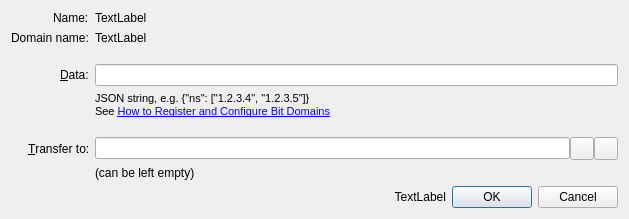
Qt form src/qt/forms/configurenamedialog.ui (gjhiggins/vcoincore) before a commit.
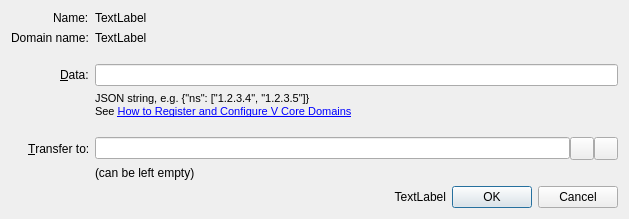
The same form after that commit. Icons and pictures are not drawn. Custom widgets are drawn as their Qt base class.

The edit to the form file:
```diff
--- a/src/qt/forms/configurenamedialog.ui
+++ b/src/qt/forms/configurenamedialog.ui
@@ -73,7 +73,7 @@
 p, li { white-space: pre-wrap; }
 &lt;/style&gt;&lt;/head&gt;&lt;body style=&quot; font-family:'MS Shell Dlg 2'; font-size:8pt; font-weight:400; font-style:normal;&quot;&gt;
 &lt;p style=&quot; margin:0px; -qt-block-indent:0; text-indent:0px;&quot;&gt;JSON string, e.g. {&amp;quot;ns&amp;quot;: [&amp;quot;1.2.3.4&amp;quot;, &amp;quot;1.2.3.5&amp;quot;]}&lt;/p&gt;
-&lt;p style=&quot; margin:0px; -qt-block-indent:0; text-indent:0px;&quot;&gt;See &lt;a href=&quot;https://wiki.namecoin.info/index.php?title=Register_and_Configure_.bit_Domains&quot;&gt;&lt;span style=&quot; text-decoration: underline; color:#0000ff;&quot;&gt;How to Register and Configure Bit Domains&lt;/span&gt;&lt;/a&gt;&lt;/p&gt;&lt;/body&gt;&lt;/html&gt;</string>
+&lt;p style=&quot; margin:0px; -qt-block-indent:0; text-indent:0px;&quot;&gt;See &lt;a href=&quot;https://wiki.v-core.info/index.php?title=Register_and_Configure_.v_Domains&quot;&gt;&lt;span style=&quot; text-decoration: underline; color:#0000ff;&quot;&gt;How to Register and Configure V Core Domains&lt;/span&gt;&lt;/a&gt;&lt;/p&gt;&lt;/body&gt;&lt;/html&gt;</string>
        </property>
       </widget>
      </item>
```
